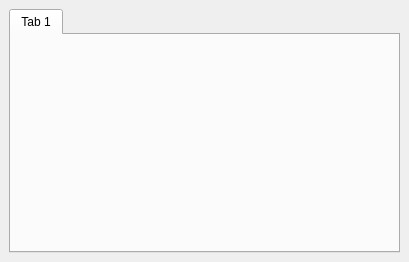
lasersphere/Tilda, file TildaHost/source/Interface/DmmUi/Ui_DmmLiveView.ui: the form before one commit.
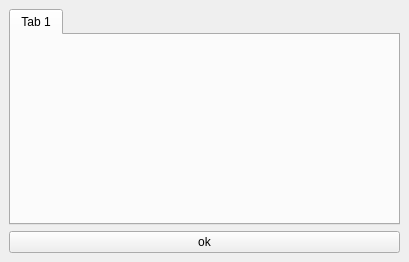
The form after the commit.

What changed in the file:
```diff
--- a/TildaHost/source/Interface/DmmUi/Ui_DmmLiveView.ui
+++ b/TildaHost/source/Interface/DmmUi/Ui_DmmLiveView.ui
@@ -27,6 +27,13 @@
       </widget>
      </widget>
     </item>
+    <item>
+     <widget class="QPushButton" name="pushButton_confirm">
+      <property name="text">
+       <string>ok</string>
+      </property>
+     </widget>
+    </item>
    </layout>
   </widget>
  </widget>
```
